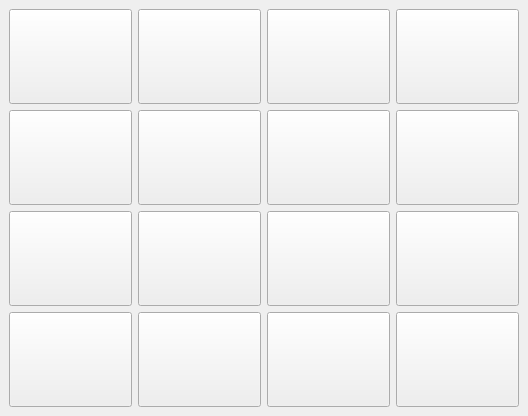
Old version of the form mainwindow.ui in the repository danielnv051/Assignment-19.
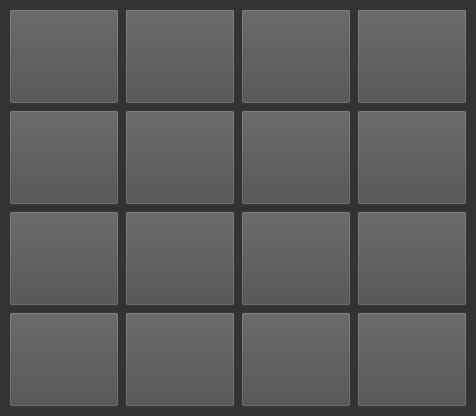
New version of the form.

Diff of the .ui file:
```diff
--- a/mainwindow.ui
+++ b/mainwindow.ui
@@ -13,6 +13,9 @@
   <property name="windowTitle">
    <string>Puzzle15</string>
   </property>
+  <property name="styleSheet">
+   <string notr="true">background-color: rgb(51, 50, 51);</string>
+  </property>
   <widget class="QWidget" name="centralwidget">
    <layout class="QGridLayout" name="gridLayout">
     <item row="1" column="3">
@@ -25,9 +28,14 @@
       </property>
       <property name="font">
        <font>
+        <family>B Yekan</family>
         <pointsize>32</pointsize>
        </font>
       </property>
+      <property name="styleSheet">
+       <string notr="true">background-color: rgb(78, 76, 78);
+color: rgb(255, 255, 255);</string>
+      </property>
       <property name="text">
        <string/>
       </property>
@@ -43,9 +51,14 @@
       </property>
       <property name="font">
        <font>
+        <family>B Yekan</family>
         <pointsize>32</pointsize>
        </font>
       </property>
+      <property name="styleSheet">
+       <string notr="true">background-color: rgb(78, 76, 78);
+color: rgb(255, 255, 255);</string>
+      </property>
       <property name="text">
        <string/>
       </property>
@@ -61,9 +74,14 @@
       </property>
       <property name="font">
        <font>
+        <family>B Yekan</family>
         <pointsize>32</pointsize>
        </font>
       </property>
+      <property name="styleSheet">
+       <string notr="true">background-color: rgb(78, 76, 78);
+color: rgb(255, 255, 255);</string>
+      </property>
       <property name="text">
        <string/>
       </property>
@@ -79,9 +97,14 @@
       </property>
       <property name="font">
        <font>
+        <family>B Yekan</family>
         <pointsize>32</pointsize>
        </font>
       </property>
+      <property name="styleSheet">
+       <string notr="true">background-color: rgb(78, 76, 78);
+color: rgb(255, 255, 255);</string>
+      </property>
       <property name="text">
        <string/>
       </property>
@@ -97,9 +120,14 @@
       </property>
       <property name="font">
        <font>
+        <family>B Yekan</family>
         <pointsize>32</pointsize>
        </font>
       </property>
+      <property name="styleSheet">
+       <string notr="true">background-color: rgb(78, 76, 78);
+color: rgb(255, 255, 255);</string>
+      </property>
       <property name="text">
        <string/>
       </property>
@@ -115,9 +143,14 @@
       </property>
       <property name="font">
        <font>
+        <family>B Yekan</family>
         <pointsize>32</pointsize>
        </font>
       </property>
+      <property name="styleSheet">
+       <string notr="true">background-color: rgb(78, 76, 78);
+color: rgb(255, 255, 255);</string>
+      </property>
       <property name="text">
        <string/>
       </property>
@@ -133,9 +166,14 @@
       </property>
       <property name="font">
        <font>
+        <family>B Yekan</family>
         <pointsize>32</pointsize>
        </font>
       </property>
+      <property name="styleSheet">
+       <string notr="true">background-color: rgb(78, 76, 78);
+color: rgb(255, 255, 255);</string>
+      </property>
       <property name="text">
        <string/>
       </property>
@@ -151,9 +189,14 @@
       </property>
       <property name="font">
        <font>
+        <family>B Yekan</family>
         <pointsize>32</pointsize>
        </font>
       </property>
+      <property name="styleSheet">
+       <string notr="true">background-color: rgb(78, 76, 78);
+color: rgb(255, 255, 255);</string>
+      </property>
       <property name="text">
        <string/>
       </property>
@@ -169,9 +212,14 @@
       </property>
       <property name="font">
        <font>
+        <family>B Yekan</family>
         <pointsize>32</pointsize>
        </font>
       </property>
+      <property name="styleSheet">
+       <string notr="true">background-color: rgb(78, 76, 78);
+color: rgb(255, 255, 255);</string>
+      </property>
       <property name="text">
        <string/>
       </property>
@@ -187,9 +235,14 @@
       </property>
       <property name="font">
        <font>
+        <family>B Yekan</family>
         <pointsize>32</pointsize>
        </font>
       </property>
+      <property name="styleSheet">
+       <string notr="true">background-color: rgb(78, 76, 78);
+color: rgb(255, 255, 255);</string>
+      </property>
       <property name="text">
        <string/>
       </property>
@@ -205,9 +258,14 @@
       </property>
       <property name="font">
        <font>
+        <family>B Yekan</family>
         <pointsize>32</pointsize>
        </font>
       </property>
+      <property name="styleSheet">
+       <string notr="true">background-color: rgb(78, 76, 78);
+color: rgb(255, 255, 255);</string>
+      </property>
       <property name="text">
        <string/>
       </property>
@@ -223,9 +281,14 @@
       </property>
       <property name="font">
        <font>
+        <family>B Yekan</family>
         <pointsize>32</pointsize>
        </font>
       </property>
+      <property name="styleSheet">
+       <string notr="true">background-color: rgb(78, 76, 78);
+color: rgb(255, 255, 255);</string>
+      </property>
       <property name="text">
        <string/>
       </property>
@@ -241,9 +304,14 @@
       </property>
       <property name="font">
        <font>
+        <family>B Yekan</family>
         <pointsize>32</pointsize>
        </font>
       </property>
+      <property name="styleSheet">
+       <string notr="true">background-color: rgb(78, 76, 78);
+color: rgb(255, 255, 255);</string>
+      </property>
       <property name="text">
        <string/>
       </property>
@@ -259,9 +327,14 @@
       </property>
       <property name="font">
        <font>
+        <family>B Yekan</family>
         <pointsize>32</pointsize>
        </font>
       </property>
+      <property name="styleSheet">
+       <string notr="true">background-color: rgb(78, 76, 78);
+color: rgb(255, 255, 255);</string>
+      </property>
       <property name="text">
        <string/>
       </property>
@@ -277,9 +350,14 @@
       </property>
       <property name="font">
        <font>
+        <family>B Yekan</family>
         <pointsize>32</pointsize>
        </font>
       </property>
+      <property name="styleSheet">
+       <string notr="true">background-color: rgb(78, 76, 78);
+color: rgb(255, 255, 255);</string>
+      </property>
       <property name="text">
        <string/>
       </property>
@@ -295,9 +373,14 @@
       </property>
       <property name="font">
        <font>
+        <family>B Yekan</family>
         <pointsize>32</pointsize>
        </font>
       </property>
+      <property name="styleSheet">
+       <string notr="true">background-color: rgb(78, 76, 78);
+color: rgb(255, 255, 255);</string>
+      </property>
       <property name="text">
        <string/>
       </property>
```
